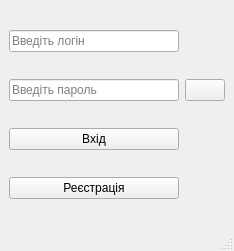
Before: the Qt Designer form mainwindow.ui in OstrovskyAndriy/basketball, drawn with Qt 5.
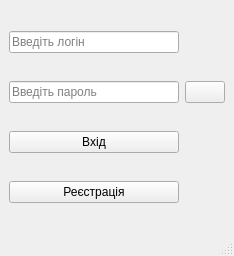
After: the same form once the commit is applied. Icons and pictures are not drawn.

Patch:
```diff
--- a/mainwindow.ui
+++ b/mainwindow.ui
@@ -7,7 +7,7 @@
     <x>0</x>
     <y>0</y>
     <width>234</width>
-    <height>251</height>
+    <height>256</height>
    </rect>
   </property>
   <property name="windowTitle">
```
